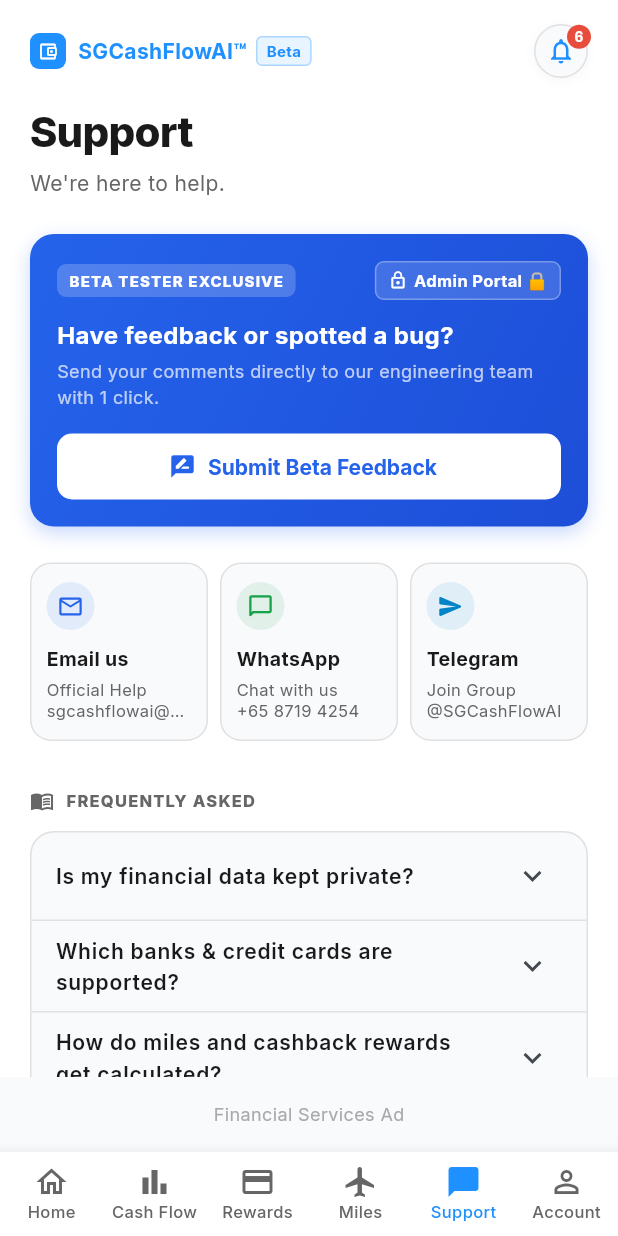
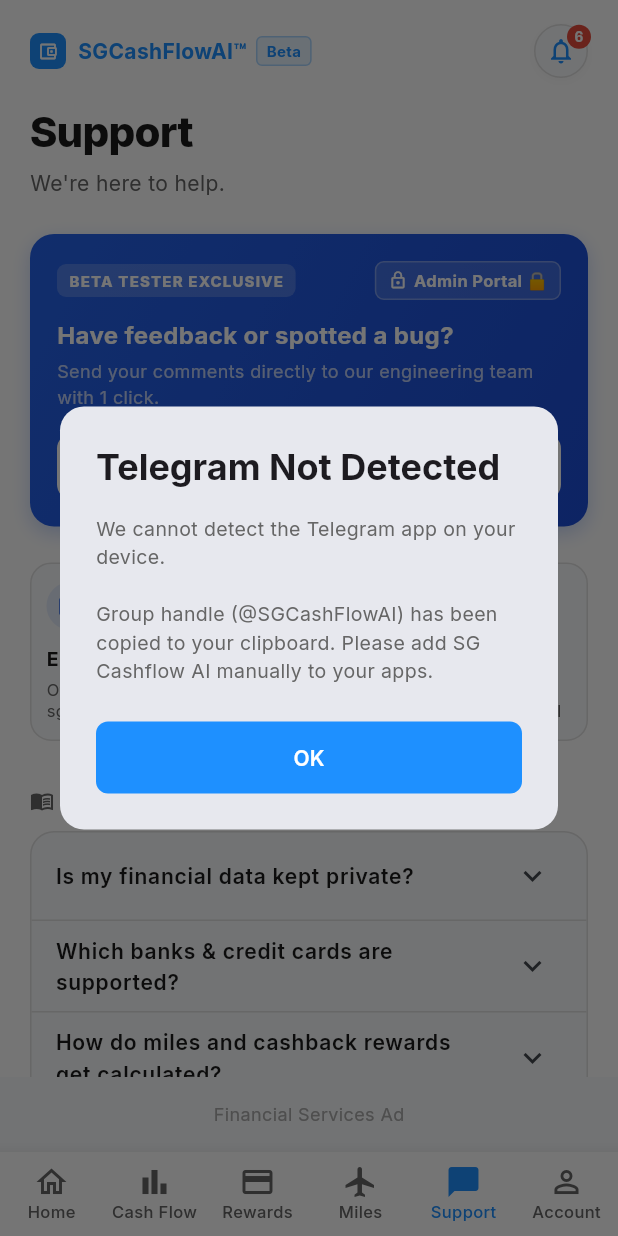
Before and after one commit to chenyee1976/Cashflow-AI, a Flutter app: the SupportScreen screen opened by its route, after a tap on "Telegram", on a phone screen of 412 x 824 dp. Run offline on Flutter 3.47's test engine with Material 3 defaults, Android fonts, the phone set to English and light mode, and no system bars; our stand-ins replace dio, drift, drift_flutter, file_picker, flutter_riverpod, flutter_secure_storage and 5 more; missing offline and left inert: dart:html; accounts and stored records are empty; generated files the repository leaves out were written again; network calls fail.

```diff
--- a/lib/features/cashflow/statement/cash_flow_screen.dart
+++ b/lib/features/cashflow/statement/cash_flow_screen.dart
@@ -501,6 +501,7 @@
                                           border: Border.all(color: AppColors.divider),
                                         ),
                                         child: Row(
+                                          crossAxisAlignment: CrossAxisAlignment.start,
                                           children: [
                                             Container(
                                               padding: const EdgeInsets.all(10),
@@ -524,6 +525,7 @@
                                                     style: const TextStyle(
                                                       fontWeight: FontWeight.bold,
                                                       fontSize: 14,
+                                                      height: 1.2,
                                                     ),
                                                     maxLines: 1,
                                                     overflow: TextOverflow.ellipsis,
@@ -549,6 +551,7 @@
                                                     fontWeight: FontWeight.bold,
                                                     color: amountColor,
                                                     fontSize: 14,
+                                                    height: 1.2,
                                                   ),
                                                 ),
                                                 const SizedBox(height: 4),
--- a/lib/features/support/support_screen.dart
+++ b/lib/features/support/support_screen.dart
@@ -124,14 +124,85 @@
     }
   }
 
-  Future<void> _openLink(String urlStr) async {
-    final uri = Uri.parse(urlStr);
+  Future<void> _openWhatsApp() async {
+    const phone = '6587194254';
+    final appUri = Uri.parse('whatsapp://send?phone=$phone');
+    final webUri = Uri.parse('https://api.whatsapp.com/send?phone=$phone');
+
+    bool launched = false;
     try {
-      await launchUrl(uri, mode: LaunchMode.externalApplication);
-    } catch (e) {
-      if (mounted) {
-        context.showTopSnackBar('Could not open link: $urlStr', isError: true);
+      if (await canLaunchUrl(appUri)) {
+        launched = await launchUrl(appUri, mode: LaunchMode.externalApplication);
       }
+    } catch (_) {}
+
+    if (!launched) {
+      try {
+        launched = await launchUrl(webUri, mode: LaunchMode.externalApplication);
+      } catch (_) {}
+    }
+
+    if (!launched && mounted) {
+      await Clipboard.setData(const ClipboardData(text: '+6587194254'));
+      showDialog(
+        context: context,
+        builder: (ctx) => AlertDialog(
+          shape: RoundedRectangleBorder(borderRadius: BorderRadius.circular(16)),
+          title: const Text('WhatsApp Not Detected', style: TextStyle(fontWeight: FontWeight.bold)),
+          content: const Text(
+            'We cannot detect the WhatsApp app on your device.\n\nPhone number (+65 8719 4254) has been copied to your clipboard. Please add SG Cashflow AI manually to your apps.',
+            style: TextStyle(fontSize: 13, color: AppColors.textSecondary),
+          ),
+          actions: [
+            ElevatedButton(
+              onPressed: () => Navigator.pop(ctx),
+              style: ElevatedButton.styleFrom(backgroundColor: AppColors.primary),
+              child: const Text('OK', style: TextStyle(color: Colors.white)),
+            ),
+          ],
+        ),
+      );
+    }
+  }
+
+  Future<void> _openTelegram() async {
+    const handle = 'SGCashFlowAI';
+    final appUri = Uri.parse('tg://resolve?domain=$handle');
+    final webUri = Uri.parse('https://t.me/$handle');
+
+    bool launched = false;
+    try {
+      if (await canLaunchUrl(appUri)) {
+        launched = await launchUrl(appUri, mode: LaunchMode.externalApplication);
+      }
+    } catch (_) {}
+
+    if (!launched) {
+      try {
+        launched = await launchUrl(webUri, mode: LaunchMode.externalApplication);
+      } catch (_) {}
+    }
+
+    if (!launched && mounted) {
+      await Clipboard.setData(const ClipboardData(text: '@SGCashFlowAI'));
+      showDialog(
+        context: context,
+        builder: (ctx) => AlertDialog(
+          shape: RoundedRectangleBorder(borderRadius: BorderRadius.circular(16)),
+          title: const Text('Telegram Not Detected', style: TextStyle(fontWeight: FontWeight.bold)),
+          content: const Text(
+            'We cannot detect the Telegram app on your device.\n\nGroup handle (@SGCashFlowAI) has been copied to your clipboard. Please add SG Cashflow AI manually to your apps.',
+            style: TextStyle(fontSize: 13, color: AppColors.textSecondary),
+          ),
+          actions: [
+            ElevatedButton(
+              onPressed: () => Navigator.pop(ctx),
+              style: ElevatedButton.styleFrom(backgroundColor: AppColors.primary),
+              child: const Text('OK', style: TextStyle(color: Colors.white)),
+            ),
+          ],
+        ),
+      );
     }
   }
 
@@ -314,7 +385,7 @@
                         iconColor: const Color(0xFF16A34A),
                         title: 'WhatsApp',
                         subtitle: 'Chat with us\n+65 8719 4254',
-                        onTap: () => _openLink('https://wa.me/6587194254'),
+                        onTap: _openWhatsApp,
                       ),
                     ),
                     const SizedBox(width: 8),
@@ -324,7 +395,7 @@
                         iconColor: const Color(0xFF0284C7),
                         title: 'Telegram',
                         subtitle: 'Join Group\n@SGCashFlowAI',
-                        onTap: () => _openLink('https://t.me/SGCashFlowAI'),
+                        onTap: _openTelegram,
                       ),
                     ),
                   ],
```
Also changed, not shown: lib/features/dashboard/dashboard_screen.dart (+25 -9 lines), lib/features/rewards/miles_provider.dart (+6 -19 lines), 3 other files.
